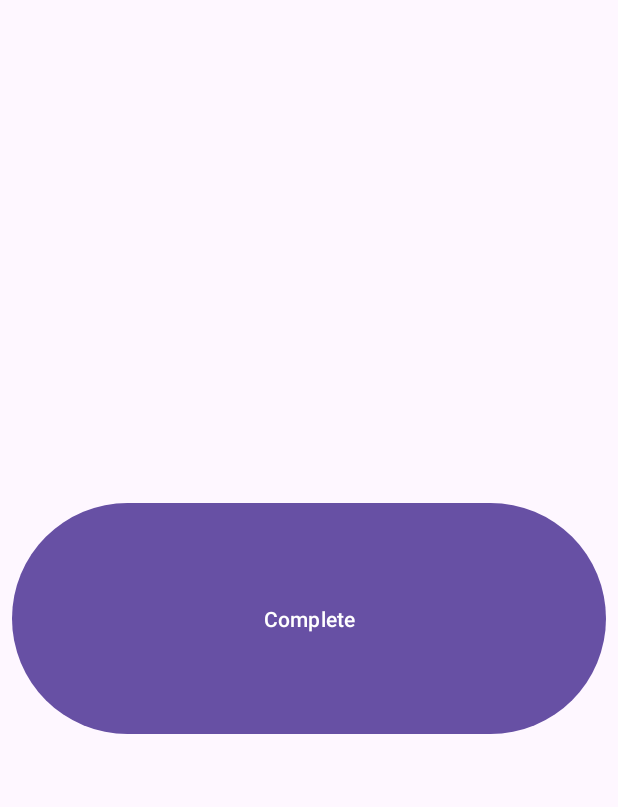
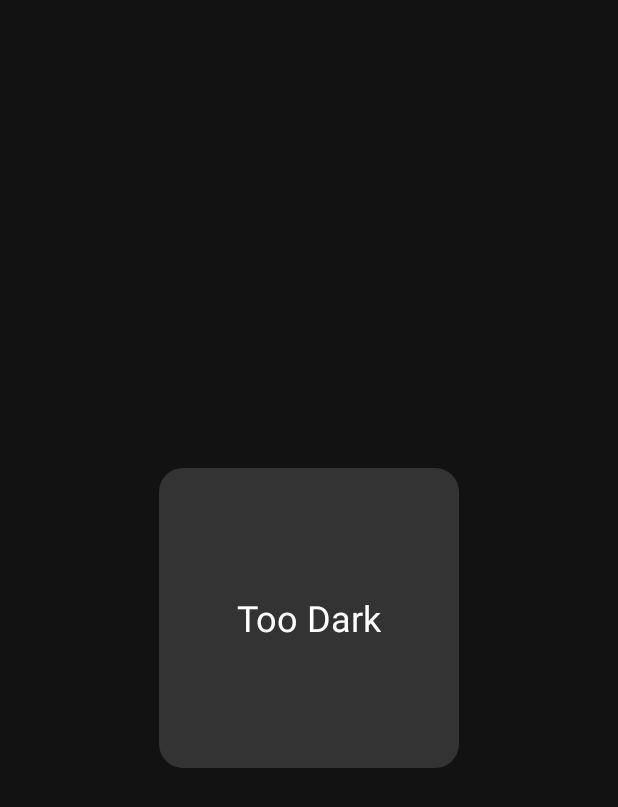
Before and after one commit to ClaudioGSDB/Outside-the-box, an Android app: the layout activity_level4.xml on its own in the app's theme, with its tools: preview values and no code run, on a phone screen of 412 x 824 dp. Shown: the top 807 px of the screen. Run offline under Robolectric (Android 15) with nearby library versions, the light colour scheme and no system bars.

Commit message:
Level 4 and Level 5

```diff
--- /dev/null
+++ b/app/src/main/res/drawable/box_background.xml
@@ -0,0 +1,5 @@
+<?xml version="1.0" encoding="utf-8"?>
+<shape xmlns:android="http://schemas.android.com/apk/res/android">
+    <solid android:color="#333333" />
+    <corners android:radius="16dp" />
+</shape>
--- a/app/src/main/res/layout/activity_level4.xml
+++ b/app/src/main/res/layout/activity_level4.xml
@@ -1,43 +1,18 @@
 <?xml version="1.0" encoding="utf-8"?>
-<androidx.constraintlayout.widget.ConstraintLayout xmlns:android="http://schemas.android.com/apk/res/android"
-    xmlns:app="http://schemas.android.com/apk/res-auto"
-    xmlns:tools="http://schemas.android.com/tools"
-    android:id="@+id/main"
+<RelativeLayout xmlns:android="http://schemas.android.com/apk/res/android"
     android:layout_width="match_parent"
     android:layout_height="match_parent"
-    tools:context=".levels.Level4">
+    android:background="#121212"
+    android:padding="16dp">
 
-    <LinearLayout
-        android:layout_width="match_parent"
-        android:layout_height="match_parent"
-        android:layout_marginStart="8dp"
-        android:layout_marginTop="8dp"
-        android:layout_marginEnd="8dp"
-        android:layout_marginBottom="8dp"
-        android:orientation="vertical"
-        app:layout_constraintBottom_toBottomOf="parent"
-        app:layout_constraintEnd_toEndOf="parent"
-        app:layout_constraintStart_toStartOf="parent"
-        app:layout_constraintTop_toTopOf="parent">
-
-        <LinearLayout
-            android:layout_width="match_parent"
-            android:layout_height="match_parent"
-            android:layout_weight="0.75"
-            android:orientation="vertical"></LinearLayout>
-
-        <Button
-            android:id="@+id/Complete"
-            android:layout_width="match_parent"
-            android:layout_height="match_parent"
-            android:layout_weight="1"
-            android:onClick="onComplete"
-            android:text="Complete" />
-
-        <LinearLayout
-            android:layout_width="match_parent"
-            android:layout_height="match_parent"
-            android:layout_weight="0.75"
-            android:orientation="vertical"></LinearLayout>
-    </LinearLayout>
-</androidx.constraintlayout.widget.ConstraintLayout>
+    <TextView
+        android:id="@+id/visualBox"
+        android:layout_width="200dp"
+        android:layout_height="200dp"
+        android:layout_centerInParent="true"
+        android:background="@drawable/box_background"
+        android:text="Too Dark"
+        android:gravity="center"
+        android:textSize="24sp"
+        android:textColor="#FFFFFF" />
+</RelativeLayout>
```
Also changed, not shown: app/src/main/java/com/example/outsidethebox/levels/Level4.java (+52 -29 lines), app/src/main/java/com/example/outsidethebox/levels/Level5.java (+55 -29 lines), app/src/main/res/layout/activity_level5.xml (+14 -39 lines).
